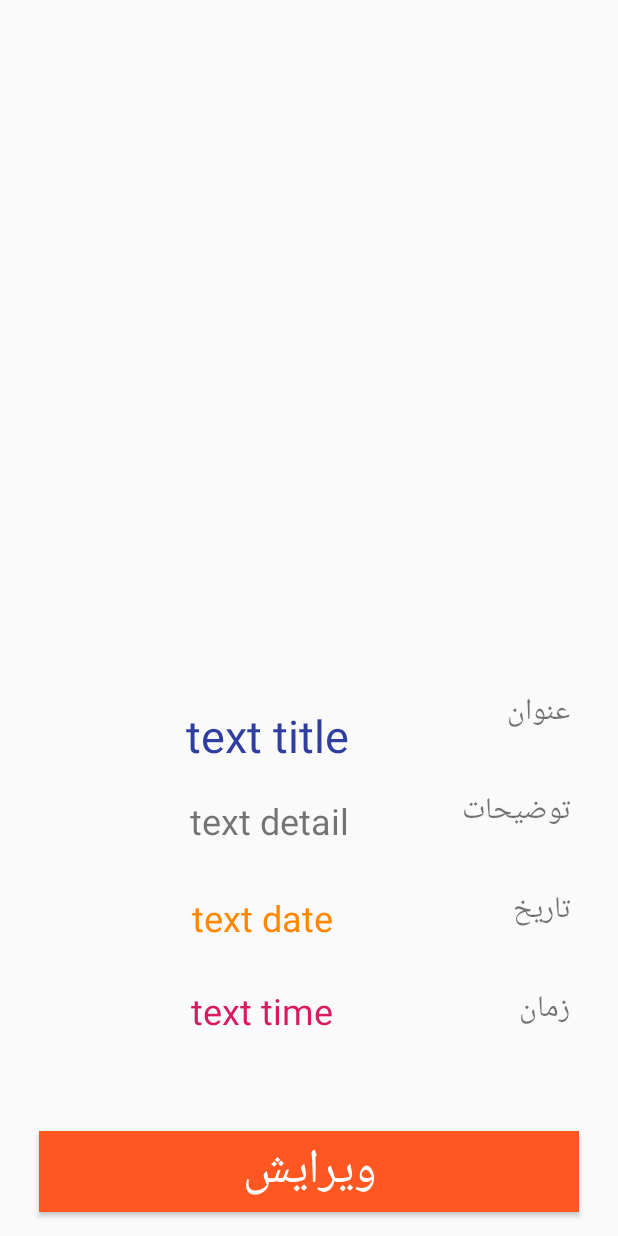
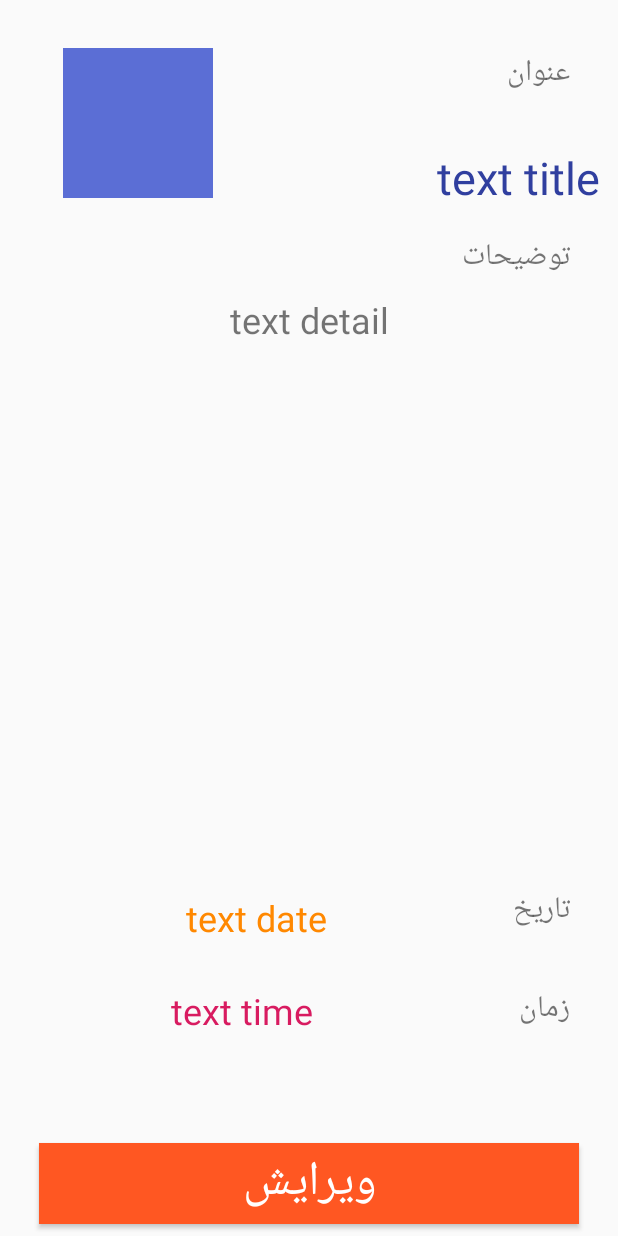
Before and after one commit to mktahmasbi1989/HW7_ORM, an Android app: the layout task_detail_dialog.xml on its own in the app's theme, with its tools: preview values and no code run, on a phone screen of 412 x 824 dp. Run offline under Robolectric (Android 15) with nearby library versions, the phone set to English and light mode, and no system bars.

Commit message:
update btnTake Photo to save Photo in ImageView

```diff
--- a/app/src/main/java/com/example/mohamdkazem/advancetodolist/TaskDetailFragment.java
+++ b/app/src/main/java/com/example/mohamdkazem/advancetodolist/TaskDetailFragment.java
@@ -76,8 +76,6 @@ public class TaskDetailFragment extends Fragment {
         userId=getArguments().getLong(ARG_USER_ID);
         mTask=TasksRepository.getInstance(getActivity()).getTaskORm(userId);
         mPhotoFile = TasksRepository.getInstance(getActivity()).getPhotoFile(mTask);
-//        UUID jobId= (UUID) getArguments().getSerializable(ARG_JOB_ID);
-//            mTask = TasksRepository.getInstance(getActivity()).getTask(jobId);
 
     }
 
@@ -87,6 +85,8 @@ public class TaskDetailFragment extends Fragment {
         // Inflate the layout for this fragment
         View view= inflater.inflate(R.layout.fragment_task_detail, container, false);
         init(view);
+        updatePhotoView();
+
         mTextTextViewTitle.setText(mTask.getMTitle());
         mTextViewDescribtion.setText(mTask.getMDetail());
         Date date= mTask.getMDate();
@@ -160,19 +160,12 @@ public class TaskDetailFragment extends Fragment {
         mBtnEdit.setOnClickListener(new View.OnClickListener() {
             @Override
             public void onClick(View v) {
-//                mTask.setDetail(mTextViewDescribtion.getText().toString());
-//                TasksRepository.getInstance(getActivity()).upDateTask(mTask,mTask.getId());
-//                updateFragments();
                 mTask.setMTitle(mTextTextViewTitle.getText().toString());
                 mTask.setMDetail(mTextViewDescribtion.getText().toString());
-
                 TasksRepository.getInstance(getActivity()).upDateTask(mTask);
-//                    TasksRepository.getInstance(getActivity()).upDate(mTask);
                     Intent intent = new Intent(ToDoListActivity.newIntent(getActivity(), (setUsersId.getUserId())));
                     startActivity(intent);
-//                getActivity().getSupportFragmentManager().getFragments().get(1).onActivityResult(1, Activity.RESULT_OK,new Intent());
-//                getActivity().getSupportFragmentManager().getFragments().get(0).onActivityResult(0,Activity.RESULT_OK,new Intent());
-//                getActivity().getSupportFragmentManager().popBackStack();
+
             }
 
         });
@@ -246,6 +239,7 @@ public class TaskDetailFragment extends Fragment {
         }
         if (requestCode==REQ_PHOTOS){
             Uri uri = getPhotoFileUri();
+
             getActivity().revokeUriPermission(uri, Intent.FLAG_GRANT_WRITE_URI_PERMISSION);
             updatePhotoView();
         }
--- a/app/src/main/res/layout/task_detail_dialog.xml
+++ b/app/src/main/res/layout/task_detail_dialog.xml
@@ -22,57 +22,61 @@
         android:id="@+id/text_detail_dialog"
         android:layout_width="wrap_content"
         android:layout_height="wrap_content"
-        android:layout_marginEnd="75dp"
-        android:layout_marginBottom="32dp"
+        android:layout_marginStart="8dp"
+        android:layout_marginTop="8dp"
+        android:layout_marginEnd="8dp"
         android:textSize="24sp"
-        app:layout_constraintBottom_toTopOf="@+id/text_date_dialog"
-        app:layout_constraintEnd_toStartOf="@+id/textView14"
+        app:layout_constraintEnd_toEndOf="parent"
+        app:layout_constraintStart_toStartOf="parent"
+        app:layout_constraintTop_toBottomOf="@+id/textView14"
         tools:text="text detail" />
 
     <TextView
         android:id="@+id/textView14"
         android:layout_width="wrap_content"
         android:layout_height="wrap_content"
+        android:layout_marginTop="16dp"
         android:layout_marginEnd="32dp"
-        android:layout_marginBottom="32dp"
         android:text="توضیحات"
         android:textSize="20sp"
-        app:layout_constraintBottom_toTopOf="@+id/textView3"
-        app:layout_constraintEnd_toEndOf="parent" />
+        app:layout_constraintEnd_toEndOf="parent"
+        app:layout_constraintTop_toBottomOf="@+id/text_title_dialog" />
 
     <TextView
         android:id="@+id/text_title_dialog"
         android:layout_width="wrap_content"
         android:layout_height="wrap_content"
-        android:layout_marginEnd="105dp"
-        android:layout_marginBottom="20dp"
+        android:layout_marginTop="32dp"
+        android:layout_marginEnd="12dp"
         android:textColor="@color/colorPrimaryDark"
         android:textSize="30sp"
-        app:layout_constraintBottom_toTopOf="@+id/text_detail_dialog"
-        app:layout_constraintEnd_toStartOf="@+id/textView12"
+        app:layout_constraintEnd_toEndOf="parent"
+        app:layout_constraintTop_toBottomOf="@+id/textView12"
         tools:text="text title" />
 
     <TextView
         android:id="@+id/textView12"
         android:layout_width="wrap_content"
         android:layout_height="wrap_content"
+        android:layout_marginTop="32dp"
         android:layout_marginEnd="32dp"
-        android:layout_marginBottom="32dp"
         android:text="عنوان"
         android:textSize="20sp"
-        app:layout_constraintBottom_toTopOf="@+id/textView14"
-        app:layout_constraintEnd_toEndOf="parent" />
+        app:layout_constraintEnd_toEndOf="parent"
+        app:layout_constraintTop_toTopOf="parent" />
 
     <TextView
         android:id="@+id/text_time_dialog"
         android:layout_width="wrap_content"
         android:layout_height="wrap_content"
-        android:layout_marginEnd="124dp"
-        android:layout_marginBottom="64dp"
+        android:layout_marginStart="8dp"
+        android:layout_marginEnd="32dp"
+        android:layout_marginBottom="72dp"
         android:textColor="@color/colorAccent"
         android:textSize="24sp"
         app:layout_constraintBottom_toTopOf="@+id/btn_edit_dialog"
         app:layout_constraintEnd_toStartOf="@+id/textView10"
+        app:layout_constraintStart_toStartOf="parent"
         tools:text="text time" />
 
     <TextView
@@ -80,7 +84,7 @@
         android:layout_width="wrap_content"
         android:layout_height="wrap_content"
         android:layout_marginEnd="32dp"
-        android:layout_marginBottom="64dp"
+        android:layout_marginBottom="72dp"
         android:text="زمان"
         android:textSize="20sp"
         app:layout_constraintBottom_toTopOf="@+id/btn_edit_dialog"
@@ -90,21 +94,23 @@
         android:id="@+id/text_date_dialog"
         android:layout_width="wrap_content"
         android:layout_height="30dp"
-        android:layout_marginEnd="120dp"
+        android:layout_marginStart="8dp"
+        android:layout_marginEnd="8dp"
         android:layout_marginBottom="32dp"
         android:textColor="@android:color/holo_orange_dark"
         android:textSize="24sp"
         app:layout_constraintBottom_toTopOf="@+id/text_time_dialog"
         app:layout_constraintEnd_toStartOf="@+id/textView3"
+        app:layout_constraintStart_toStartOf="parent"
         tools:text="text date" />
 
     <Button
         android:id="@+id/btn_edit_dialog"
         android:layout_width="360dp"
         android:layout_height="wrap_content"
-        android:layout_marginStart="32dp"
-        android:layout_marginEnd="32dp"
-        android:layout_marginBottom="16dp"
+        android:layout_marginStart="8dp"
+        android:layout_marginEnd="8dp"
+        android:layout_marginBottom="8dp"
         android:background="?attr/colorError"
         android:text="ویرایش"
         android:textColor="@android:color/background_light"
@@ -112,4 +118,17 @@
         app:layout_constraintBottom_toBottomOf="parent"
         app:layout_constraintEnd_toEndOf="parent"
         app:layout_constraintStart_toStartOf="parent" />
+
+    <ImageView
+        android:id="@+id/imageView"
+        android:layout_width="100dp"
+        android:layout_height="100dp"
+        android:layout_marginStart="8dp"
+        android:layout_marginTop="32dp"
+        android:layout_marginEnd="8dp"
+        app:layout_constraintEnd_toStartOf="@+id/textView12"
+        app:layout_constraintHorizontal_bias="0.154"
+        app:layout_constraintStart_toStartOf="parent"
+        app:layout_constraintTop_toTopOf="parent"
+        app:srcCompat="@color/colorPrimary" />
 </android.support.constraint.ConstraintLayout>
```
